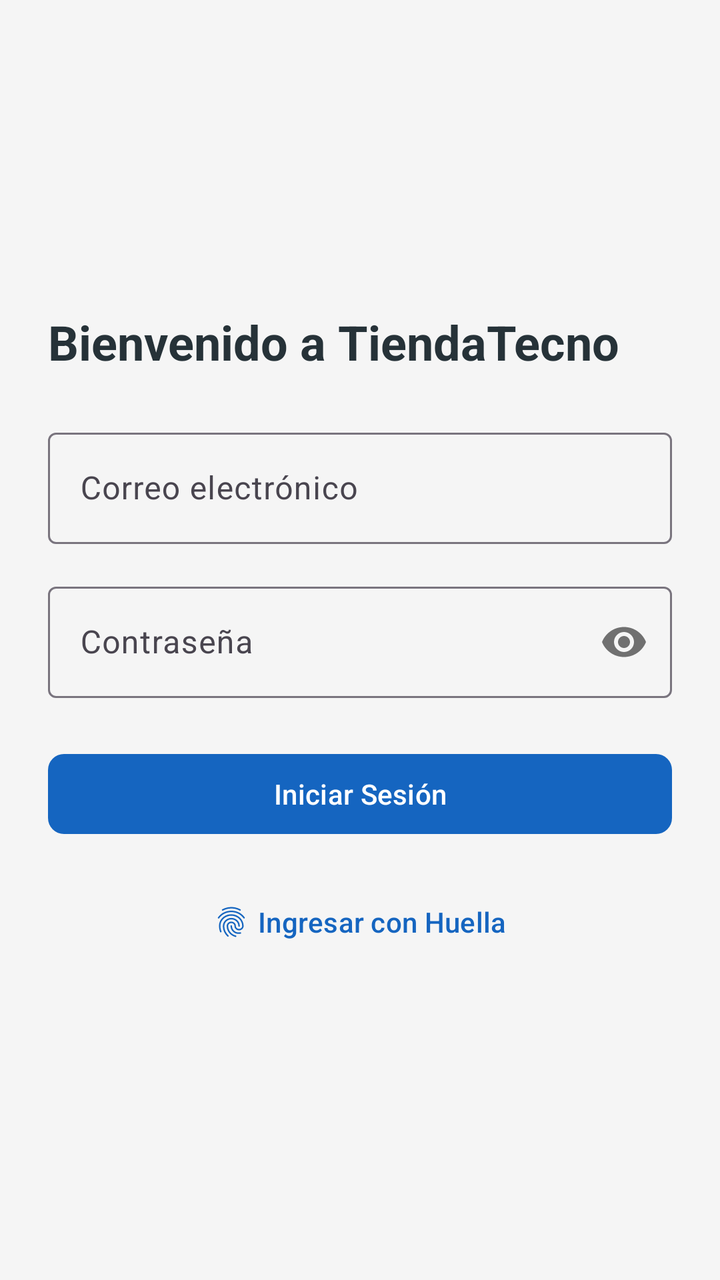
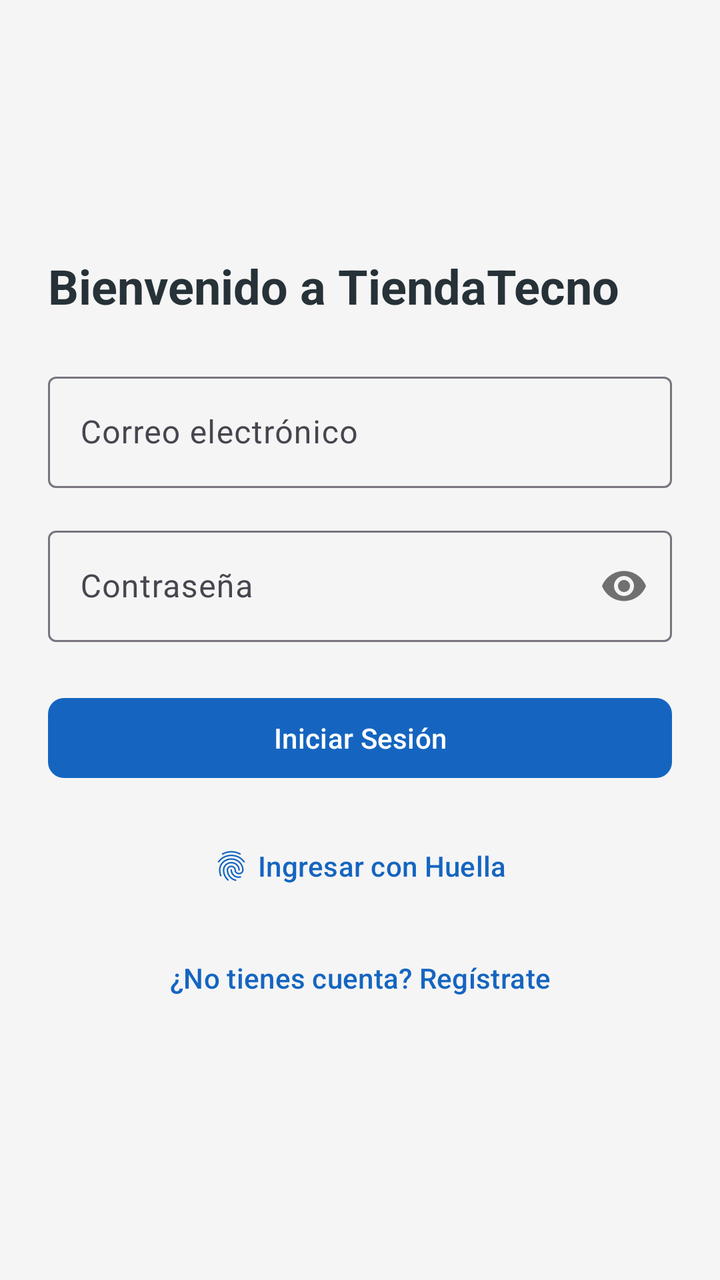

Compare the two renders of this Android layout. The source of the first and the diff that turns it into the second are given below.
<!-- AndroidManifest.xml: application theme Theme.TiendaTecno -->
<!-- res/layout/activity_login.xml -->
<?xml version="1.0" encoding="utf-8"?>
<LinearLayout xmlns:android="http://schemas.android.com/apk/res/android"
    xmlns:app="http://schemas.android.com/apk/res-auto"
    android:layout_width="match_parent"
    android:layout_height="match_parent"
    android:orientation="vertical"
    android:padding="24dp"
    android:gravity="center_vertical"
    android:background="@color/background">

    <TextView
        style="@style/Text.Title"
        android:layout_width="wrap_content"
        android:layout_height="wrap_content"
        android:text="Bienvenido a TiendaTecno"
        android:layout_marginBottom="24dp"/>

    <com.google.android.material.textfield.TextInputLayout
        style="@style/Widget.Material3.TextInputLayout.OutlinedBox"
        android:layout_width="match_parent"
        android:layout_height="wrap_content"
        android:hint="Correo electrónico"
        android:layout_marginBottom="16dp">
        <com.google.android.material.textfield.TextInputEditText
            android:layout_width="match_parent"
            android:layout_height="wrap_content"
            android:inputType="textEmailAddress" />
    </com.google.android.material.textfield.TextInputLayout>

    <com.google.android.material.textfield.TextInputLayout
        style="@style/Widget.Material3.TextInputLayout.OutlinedBox"
        android:layout_width="match_parent"
        android:layout_height="wrap_content"
        android:hint="Contraseña"
        app:passwordToggleEnabled="true"
        android:layout_marginBottom="24dp">
        <com.google.android.material.textfield.TextInputEditText
            android:layout_width="match_parent"
            android:layout_height="wrap_content"
            android:inputType="textPassword" />
    </com.google.android.material.textfield.TextInputLayout>

    <com.google.android.material.button.MaterialButton
        android:id="@+id/btnLogin"
        style="@style/Button.Primary"
        android:layout_width="match_parent"
        android:layout_height="wrap_content"
        android:text="@string/btn_login" />

    <com.google.android.material.button.MaterialButton
        android:id="@+id/btnBiometric"
        style="@style/Widget.Material3.Button.TextButton"
        android:layout_width="match_parent"
        android:layout_height="wrap_content"
        android:layout_marginTop="16dp"
        android:text="Ingresar con Huella"
        app:icon="@drawable/baseline_fingerprint_24"
        app:iconGravity="textStart"
        app:iconTint="@color/primary" />

</LinearLayout>
<!-- resources referenced by this layout -->
<resources>
  <color name="background">#F5F5F5</color>
  <color name="primary">#1565C0</color>
  <!-- drawable baseline_fingerprint_24: vector/xml drawable (drawable, 2368 chars, omitted) -->
  <string name="btn_login">Iniciar Sesión</string>
  <style name="Button.Primary" parent="Widget.Material3.Button">
          <item name="backgroundTint">@color/primary</item>
          <item name="android:textColor">@color/surface</item>
          <item name="cornerRadius">8dp</item>
      </style>
  <style name="Text.Title" parent="TextAppearance.Material3.HeadlineSmall">
          <item name="android:textColor">@color/text_primary</item>
          <item name="android:textStyle">bold</item>
      </style>
  <style name="Theme.TiendaTecno" parent="Base.Theme.TiendaTecno" />
  <color name="surface">#FFFFFF</color>
  <color name="text_primary">#263238</color>
  <style name="Base.Theme.TiendaTecno" parent="Theme.Material3.DayNight.NoActionBar">
          <item name="colorPrimary">@color/primary</item>
          <item name="colorPrimaryVariant">@color/primary_dark</item>
          <item name="colorSecondary">@color/secondary</item>
          <item name="android:colorBackground">@color/background</item>
          <item name="android:statusBarColor">@color/primary_dark</item>
          <item name="android:textColorPrimary">@color/text_primary</item>
      </style>
  <color name="primary_dark">#0D47A1</color>
  <color name="secondary">#FF6D00</color>
</resources>

<!-- the commit's change to res/layout/activity_login.xml (unified diff, before → after) -->
@@ -22,8 +22,10 @@
         android:hint="Correo electrónico"
         android:layout_marginBottom="16dp">
         <com.google.android.material.textfield.TextInputEditText
+            android:id="@+id/etEmail"
             android:layout_width="match_parent"
             android:layout_height="wrap_content"
+            android:textColor="@color/text_primary"
             android:inputType="textEmailAddress" />
     </com.google.android.material.textfield.TextInputLayout>
 
@@ -35,8 +37,10 @@
         app:passwordToggleEnabled="true"
         android:layout_marginBottom="24dp">
         <com.google.android.material.textfield.TextInputEditText
+            android:id="@+id/etPassword"
             android:layout_width="match_parent"
             android:layout_height="wrap_content"
+            android:textColor="@color/text_primary"
             android:inputType="textPassword" />
     </com.google.android.material.textfield.TextInputLayout>
 
@@ -58,4 +62,12 @@
         app:iconGravity="textStart"
         app:iconTint="@color/primary" />
 
+    <com.google.android.material.button.MaterialButton
+        android:id="@+id/btnGoToRegister"
+        style="@style/Widget.Material3.Button.TextButton"
+        android:layout_width="match_parent"
+        android:layout_height="wrap_content"
+        android:layout_marginTop="8dp"
+        android:text="¿No tienes cuenta? Regístrate" />
+
 </LinearLayout>
<!-- resource entries referenced after the edit -->
@@ -20,9 +20,15 @@
           <item name="colorPrimary">@color/primary</item>
           <item name="colorPrimaryVariant">@color/primary_dark</item>
           <item name="colorSecondary">@color/secondary</item>
+  
           <item name="android:colorBackground">@color/background</item>
-          <item name="android:statusBarColor">@color/primary_dark</item>
           <item name="android:textColorPrimary">@color/text_primary</item>
+  
+          <item name="android:statusBarColor">@color/secondary</item>
+          <item name="android:windowLightStatusBar">false</item>
+  
+          <item name="android:navigationBarColor">@color/surface</item>
+          <item name="android:windowLightNavigationBar">true</item>
       </style>
   <color name="primary_dark">#0D47A1</color>
   <color name="secondary">#FF6D00</color>
